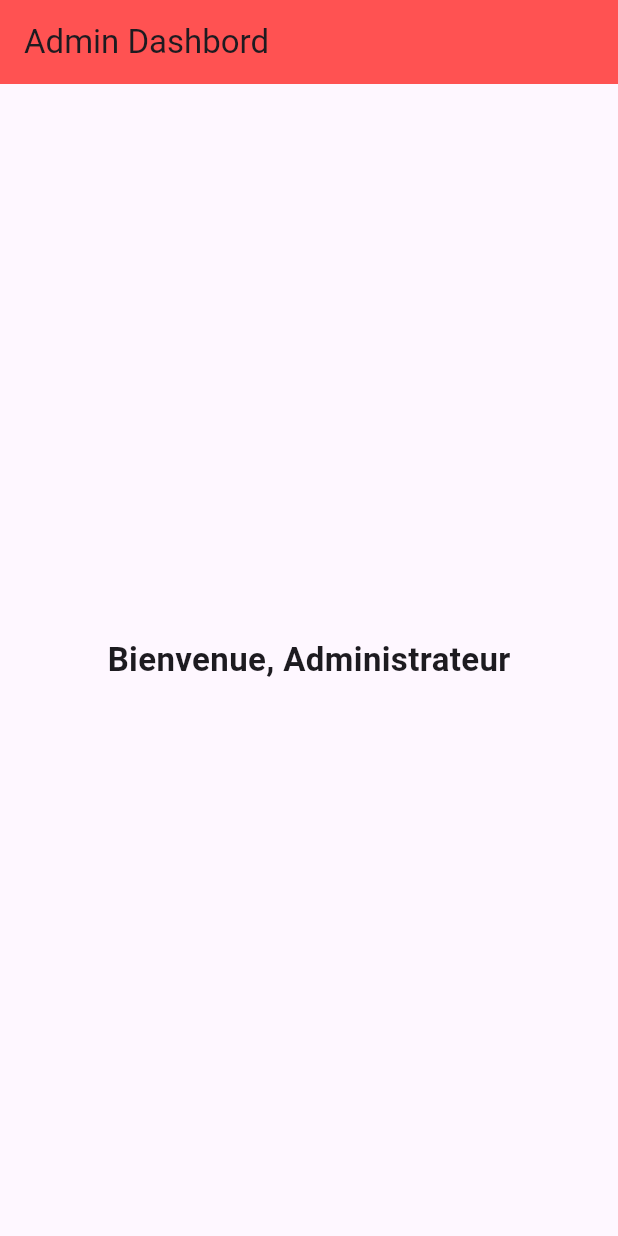
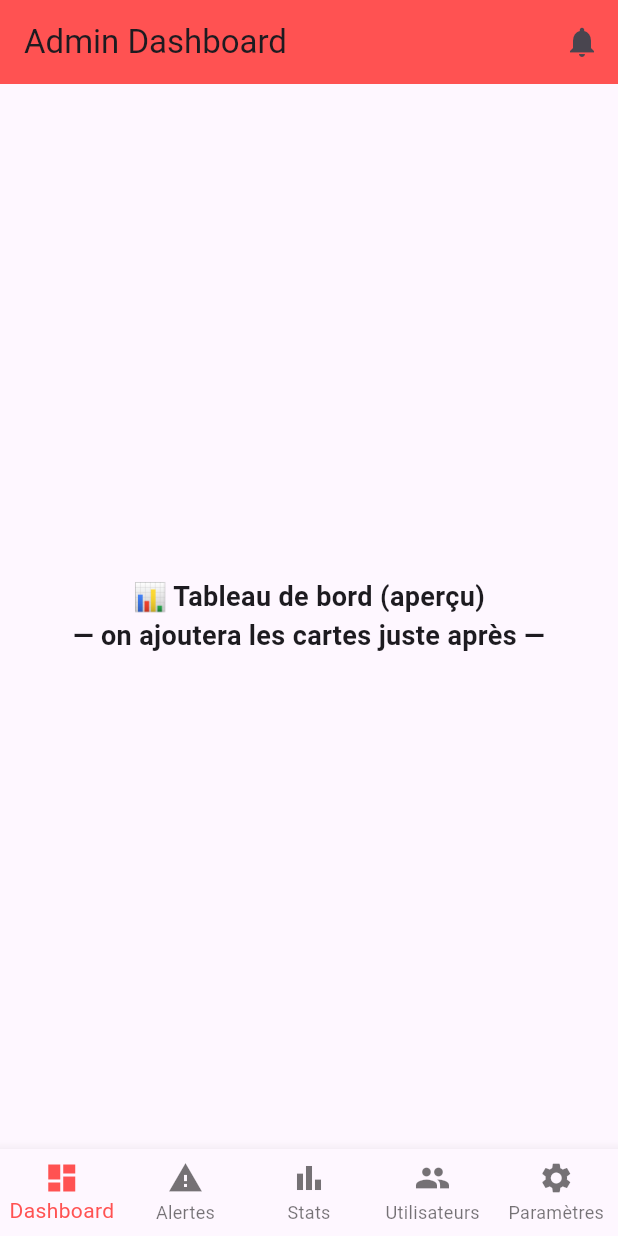
Before and after one commit to Dan09784/My_projet-, a Flutter app: the HomeAdmin screen opened directly, on a phone screen of 412 x 824 dp. Run offline on Flutter 3.47's test engine with Material 3 defaults, Android fonts, the phone set to English and light mode, and no system bars.

Commit message:
correction de mon dashbord

```diff
--- a/MY_PROJET/safecore_admni/lib/home_admin.dart
+++ b/MY_PROJET/safecore_admni/lib/home_admin.dart
@@ -1,21 +1,86 @@
 import 'package:flutter/material.dart';
+
+// ✅ Tes pages (elles existent déjà dans lib/screens/)
 import 'screens/alerts_page.dart';
-import 'screens/notifications_page.dart';
-import 'screens/settings_page.dart';
 import 'screens/stats_page.dart';
 import 'screens/users_page.dart';
-class HomeAdmin extends StatelessWidget {
+import 'screens/settings_page.dart';
+import 'screens/notifications_page.dart';
+
+// (Optionnel) on garde un petit "Dashboard" interne pour l'instant
+class _DashboardBody extends StatelessWidget {
+  const _DashboardBody();
+
+  @override
+  Widget build(BuildContext context) {
+    return const Center(
+      child: Text(
+        "📊 Tableau de bord (aperçu)\n— on ajoutera les cartes juste après —",
+        textAlign: TextAlign.center,
+        style: TextStyle(fontSize: 18, fontWeight: FontWeight.w600),
+      ),
+    );
+  }
+}
+
+class HomeAdmin extends StatefulWidget {
   const HomeAdmin({super.key});
+
+  @override
+  State<HomeAdmin> createState() => _HomeAdminState();
+}
+
+class _HomeAdminState extends State<HomeAdmin> {
+  int _selectedIndex = 0;
+
+  // 🔗 Liste des écrans affichés au centre
+  final List<Widget> _pages = const [
+    _DashboardBody(), // onglet 0 : Dashboard (temporaire)
+    AlertsPage(),     // onglet 1 : Alertes
+    StatsPage(),      // onglet 2 : Statistiques
+    UsersPage(),      // onglet 3 : Utilisateurs
+    SettingsPage(),   // onglet 4 : Paramètres
+  ];
+
+  void _onItemTapped(int index) => setState(() => _selectedIndex = index);
+
+  Future<void> _openNotifications() async {
+    // Ouvre la page Notifications par-dessus (pas un onglet)
+    await Navigator.of(context).push(
+      MaterialPageRoute(builder: (_) => const NotificationsPage()),
+    );
+  }
 
   @override
   Widget build(BuildContext context) {
     return Scaffold(
       appBar: AppBar(
-        title: Text("Admin Dashbord"),
+        title: const Text("Admin Dashboard"),
         backgroundColor: Colors.redAccent,
+        actions: [
+          IconButton(
+            icon: const Icon(Icons.notifications),
+            onPressed: _openNotifications, // 🔔 Notifications
+            tooltip: 'Notifications',
+          ),
+        ],
       ),
-      body: Center(child: Text("Bienvenue, Administrateur",
-      style: TextStyle(fontSize:22, fontWeight: FontWeight.bold),),),
+      body: _pages[_selectedIndex], // 👈 change selon l’onglet choisi
+
+      // 🧭 Menu du bas pour passer d’une page à l’autre
+      bottomNavigationBar: BottomNavigationBar(
+        type: BottomNavigationBarType.fixed,
+        currentIndex: _selectedIndex,
+        onTap: _onItemTapped,
+        selectedItemColor: Colors.redAccent,
+        items: const [
+          BottomNavigationBarItem(icon: Icon(Icons.dashboard), label: 'Dashboard'),
+          BottomNavigationBarItem(icon: Icon(Icons.warning),   label: 'Alertes'),
+          BottomNavigationBarItem(icon: Icon(Icons.bar_chart), label: 'Stats'),
+          BottomNavigationBarItem(icon: Icon(Icons.people),    label: 'Utilisateurs'),
+          BottomNavigationBarItem(icon: Icon(Icons.settings),  label: 'Paramètres'),
+        ],
+      ),
     );
   }
 }
```
Also changed, not shown: MY_PROJET/safecore_admni/lib/widgets/dashboard_card.dart (+32 -3 lines).
